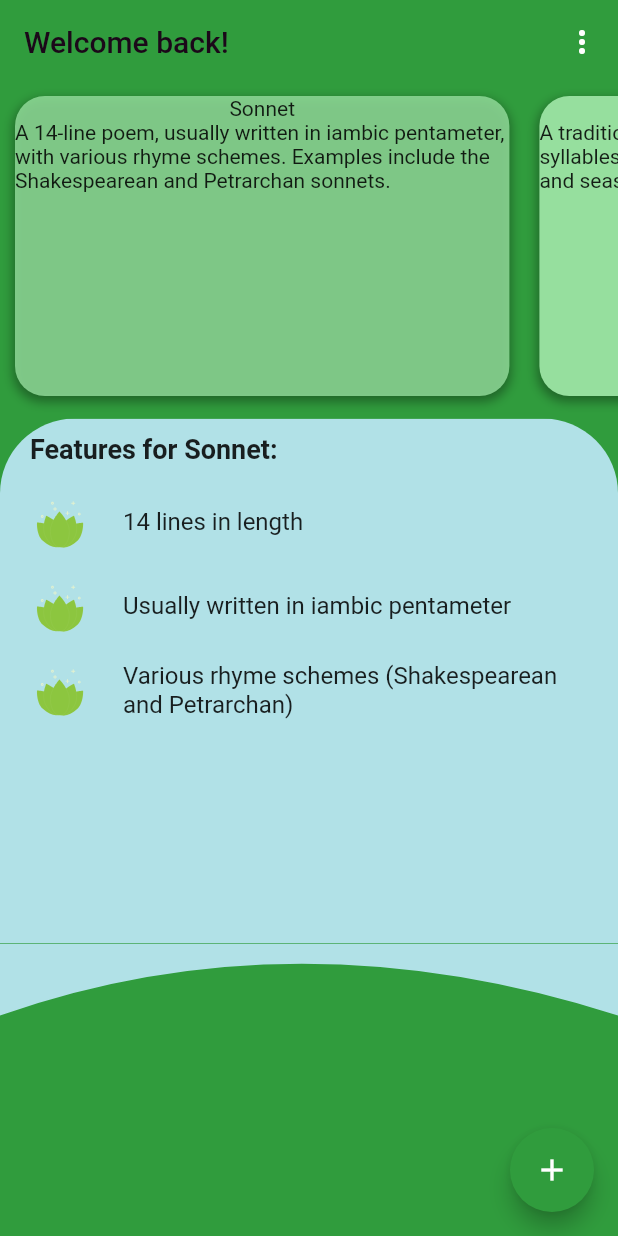
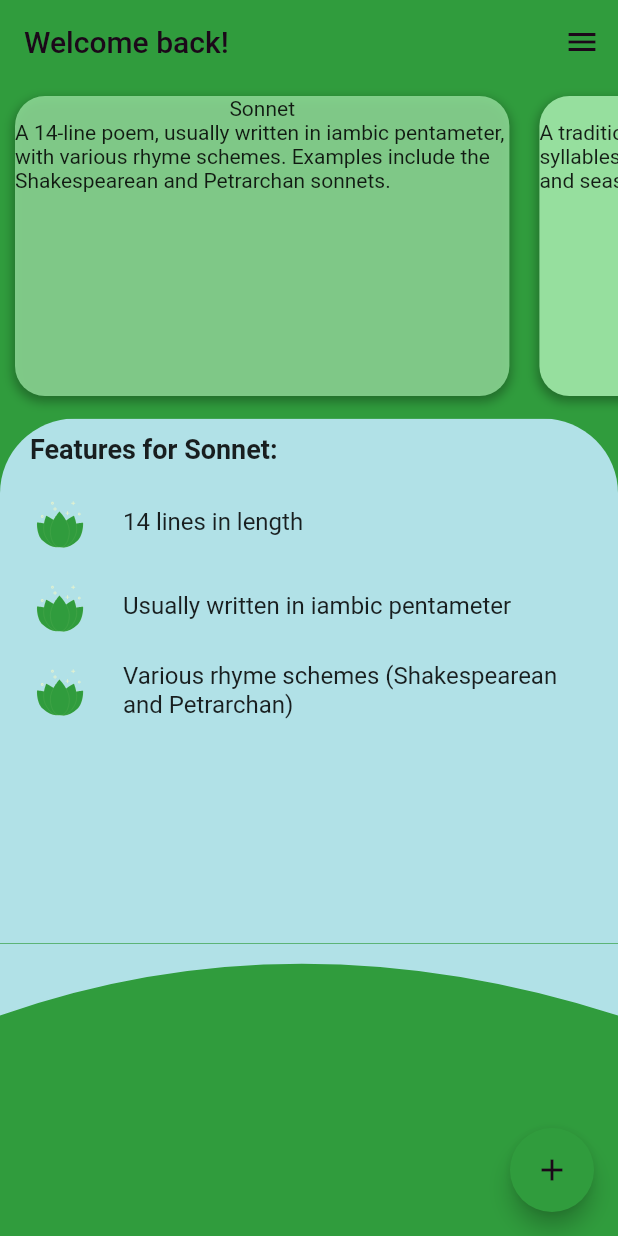
Before and after one commit to anujyadav140/Poetry-AI, a Flutter app: the screen it shows once a user with an empty profile is signed in, after a tap on "Sonnet", on a phone screen of 412 x 824 dp. Run offline on Flutter 3.47's test engine with Material 2 defaults, Android fonts, the phone set to English and light mode, and no system bars; our stand-ins replace cloud_firestore, firebase_auth, firebase_core, google_sign_in, hive_flutter, lottie and 1 more; accounts and stored records are empty.

Commit message:
added styling

```diff
--- a/lib/components/color_palette.dart
+++ b/lib/components/color_palette.dart
@@ -7,6 +7,8 @@ class GreenColorTheme {
   static const Color primary = Color.fromRGBO(150, 223, 158, 1);
   static const Color secondary = Color.fromRGBO(177, 225, 231, 1);
   static const Color accent = Color.fromRGBO(48, 156, 61, 1);
+  static const String riveEmptyListAnimation = "assets/empty-living-room.riv";
+  static const String lottieLeafAnimation = "assets/leaf-green.json";
 }
 
 class PurpleColorTheme {
@@ -15,6 +17,17 @@ class PurpleColorTheme {
   static const Color primary = Color.fromRGBO(169, 126, 169, 1);
   static const Color secondary = Color.fromRGBO(235, 224, 230, 1);
   static const Color accent = Color.fromRGBO(127, 102, 153, 1);
+  static const String riveEmptyListAnimation = "assets/empty-living-room.riv";
+  static const String lottieLeafAnimation = "assets/leaf-purple.json";
+}
+
+class ClassicColorTheme {
+  static const Color text = Color.fromRGBO(0, 0, 0, 1);
+  static const Color background = Color.fromRGBO(255, 255, 255, 1);
+  static const Color secondary = Color.fromRGBO(225, 224, 223, 0.5);
+  static const String riveEmptyListAnimation =
+      "assets/living_room_scene_b&w.riv";
+  static const String lottieLeafAnimation = "assets/leaf-classic.json";
 }
 
 class ColorTheme {
@@ -26,6 +39,8 @@ class ColorTheme {
       return GreenColorTheme.text;
     } else if (color == "Purple") {
       return PurpleColorTheme.text;
+    } else if (color == "Classic") {
+      return ClassicColorTheme.text;
     } else {
       return Colors.black; // Return a default color if no theme is selected
     }
@@ -37,6 +52,8 @@ class ColorTheme {
       return Colors.green.shade100;
     } else if (color == "Purple") {
       return Colors.purple.shade100;
+    } else if (color == "Classic") {
+      return ClassicColorTheme.background;
     } else {
       return Colors.white; // Return a default color if no theme is selected
     }
@@ -48,6 +65,8 @@ class ColorTheme {
       return GreenColorTheme.primary;
     } else if (color == "Purple") {
       return PurpleColorTheme.primary;
+    } else if (color == "Classic") {
+      return ClassicColorTheme.background;
     } else {
       return Colors.blue; // Return a default color if no theme is selected
     }
@@ -59,6 +78,8 @@ class ColorTheme {
       return GreenColorTheme.secondary;
     } else if (color == "Purple") {
       return PurpleColorTheme.secondary;
+    } else if (color == "Classic") {
+      return ClassicColorTheme.secondary;
     } else {
       return Colors.red; // Return a default color if no theme is selected
     }
@@ -70,8 +91,36 @@ class ColorTheme {
       return GreenColorTheme.accent;
     } else if (color == "Purple") {
       return PurpleColorTheme.accent;
+    } else if (color == "Classic") {
+      return ClassicColorTheme.background;
     } else {
       return Colors.indigo; // Return a default color if no theme is selected
     }
   }
+
+  static String riveEmptyListAnimation(String rive) {
+    // Return different color based on the selected theme
+    if (rive == "Green") {
+      return GreenColorTheme.riveEmptyListAnimation;
+    } else if (rive == "Purple") {
+      return PurpleColorTheme.riveEmptyListAnimation;
+    } else if (rive == "Classic") {
+      return ClassicColorTheme.riveEmptyListAnimation;
+    } else {
+      return GreenColorTheme.riveEmptyListAnimation;
+    }
+  }
+
+  static String lottieLeafAnimation(String lottie) {
+    // Return different color based on the selected theme
+    if (lottie == "Green") {
+      return GreenColorTheme.lottieLeafAnimation;
+    } else if (lottie == "Purple") {
+      return PurpleColorTheme.lottieLeafAnimation;
+    } else if (lottie == "Classic") {
+      return ClassicColorTheme.lottieLeafAnimation;
+    } else {
+      return GreenColorTheme.lottieLeafAnimation;
+    }
+  }
 }
--- a/lib/components/template_card.dart
+++ b/lib/components/template_card.dart
@@ -123,7 +123,7 @@ class Template extends StatelessWidget {
             borderRadius: BorderRadius.circular(20.0),
             boxShadow: [
               BoxShadow(
-                color: Colors.black.withOpacity(0.35),
+                color: Colors.black.withOpacity(0.30),
                 spreadRadius: 1,
                 blurRadius: 5,
                 offset: const Offset(0, 3),
--- a/lib/pages/home_page.dart
+++ b/lib/pages/home_page.dart
@@ -68,6 +68,7 @@ class _HomePageState extends State<HomePage>
   }
 
   List<String> themeList = [
+    "Classic",
     "Green",
     "Purple",
   ];
@@ -98,6 +99,12 @@ class _HomePageState extends State<HomePage>
                         // ColorTheme.selectedColor = "Green";
                       });
                       print("Green Theme Selected");
+                    } else if (theme == "Classic") {
+                      setState(() {
+                        setGlobalTheme(theme);
+                        // ColorTheme.selectedColor = "Green";
+                      });
+                      print("Classic Theme Selected");
                     }
                     Navigator.pop(context); // Close the dialog
                   },
@@ -156,6 +163,10 @@ class _HomePageState extends State<HomePage>
         elevation: 0.0,
         actions: [
           PopupMenuButton(
+            icon: Icon(
+              Icons.menu,
+              color: ColorTheme.text(themeValue),
+            ),
             onSelected: (value) {
               if (value == 'themes') {
                 showThemeDialog(context); // Show the theme dialog
@@ -251,7 +262,8 @@ class _HomePageState extends State<HomePage>
                                             width: 50,
                                             height: 50,
                                             child: Lottie.asset(
-                                                'assets/leaf.json'),
+                                                ColorTheme.lottieLeafAnimation(
+                                                    themeValue)),
                                           ),
                                           title: Text(features[index]),
                                         );
@@ -266,8 +278,9 @@ class _HomePageState extends State<HomePage>
                                 SizedBox(
                                   width: MediaQuery.of(context).size.width,
                                   height: 300,
-                                  child: const RiveAnimation.asset(
-                                      "assets/empty-living-room.riv"),
+                                  child: RiveAnimation.asset(
+                                      ColorTheme.riveEmptyListAnimation(
+                                          themeValue)),
                                 ),
                                 const Text(
                                     "You haven't written any poetry yet ..."),
@@ -286,8 +299,7 @@ class _HomePageState extends State<HomePage>
                       width: double.infinity,
                       height: 60,
                       child: Container(
-                        color:
-                            ColorTheme.secondary(themeValue),
+                        color: ColorTheme.secondary(themeValue),
                       ),
                     ),
                   );
@@ -303,7 +315,10 @@ class _HomePageState extends State<HomePage>
           // Handle the action when the button is pressed
           // Add your logic here
         },
-        child: const Icon(Icons.add),
+        child: Icon(
+          Icons.add,
+          color: ColorTheme.text(themeValue),
+        ),
       ),
     );
   }
```
